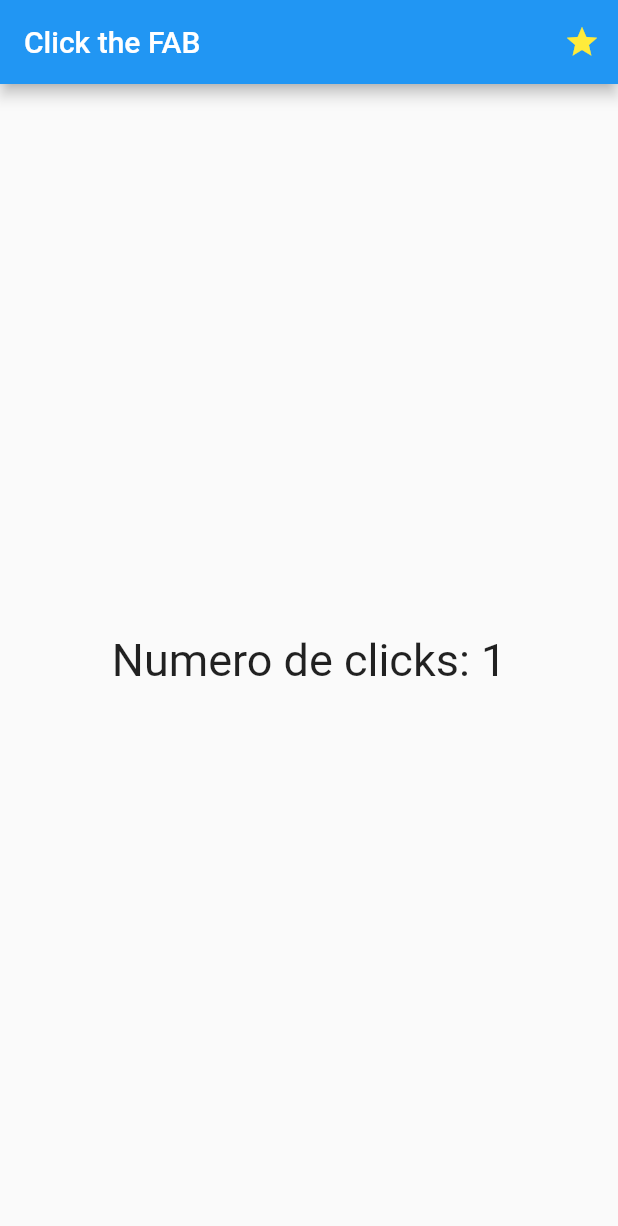
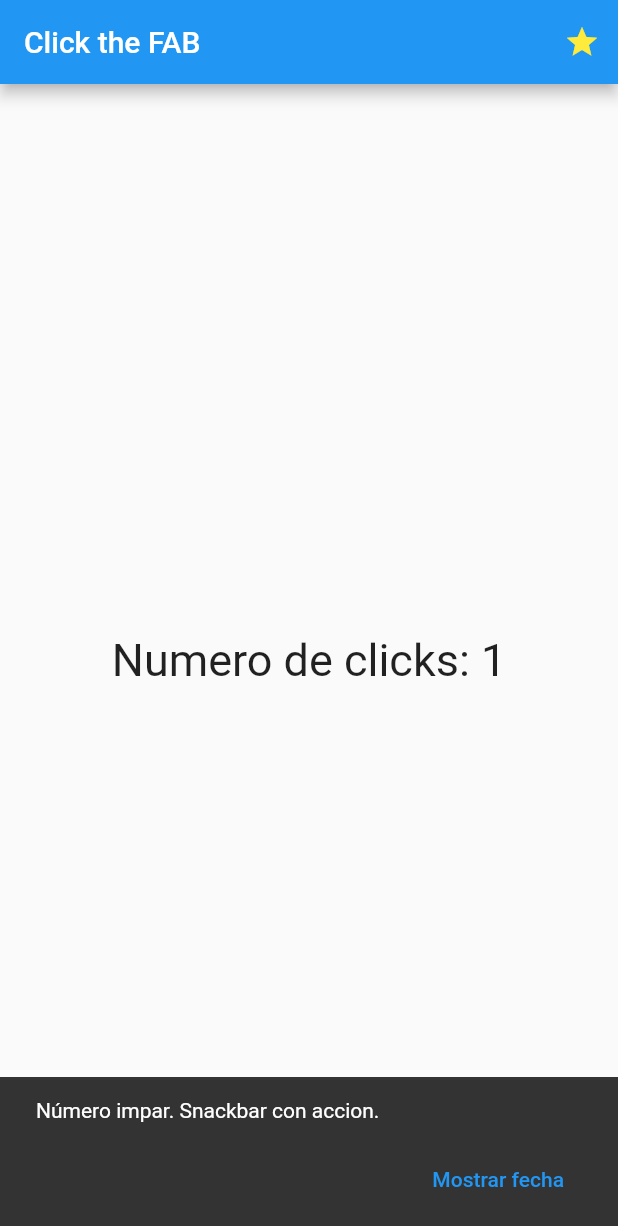
Before and after one commit to PaulinaArvizu/tarea1p_conociendoLosScaffold, a Flutter app: the screen it shows after launch, after a tap on the "star" icon, on a phone screen of 412 x 824 dp. Shown: the top 1226 px of the screen. Run offline on Flutter 3.47's test engine with Material 2 defaults, Android fonts, the phone set to English and light mode, and no system bars.

Commit message:
Mostrar snackbars y dialogo

```diff
--- a/lib/main.dart
+++ b/lib/main.dart
@@ -24,10 +24,12 @@ class HomePage extends StatefulWidget {
 class _HomePageState extends State<HomePage> {
   bool _colored = false;
   int _clicks = 0;
+  var _scaffoldKey = GlobalKey<ScaffoldState>();
 
   @override
   Widget build(BuildContext context) {
     return Scaffold(
+      key: _scaffoldKey,
       appBar: AppBar(
         title: Text('Click the FAB'),
         actions: [
@@ -37,6 +39,51 @@ class _HomePageState extends State<HomePage> {
               setState(() {
                 _colored = !_colored;
                 _clicks++;
+                if (_clicks % 2 == 0) {
+                  //snackbar sin accion
+                  _scaffoldKey.currentState
+                    ..hideCurrentSnackBar() //ocultar snackbar anterior
+                    ..showSnackBar(
+                      //muestra snackbar
+                      SnackBar(
+                        content: Text("Número par. Snackbar sin accion."),
+                        duration: Duration(milliseconds: 2000),
+                      ),
+                    );
+                } else {
+                  //snackbar con accion
+                  _scaffoldKey.currentState
+                    ..hideCurrentSnackBar() //ocultar snackbar anterior
+                    ..showSnackBar(
+                      //muestra snackbar
+                      SnackBar(
+                        content: Text("Número impar. Snackbar con accion."),
+                        duration: Duration(milliseconds: 2000),
+                        action: SnackBarAction(
+                          label: 'Mostrar fecha',
+                          onPressed: () {
+                            showDialog(
+                              context: context,
+                              builder: (_) {
+                                return AlertDialog(
+                                  title: Text("Fecha"),
+                                  content: Text(new DateTime.now().toString()),
+                                  actions: <Widget>[
+                                    FlatButton(
+                                      onPressed: () {
+                                        Navigator.of(context).pop();
+                                      },
+                                      child: Text("Aceptar"),
+                                    ),
+                                  ],
+                                );
+                              },
+                            );
+                          },
+                        ),
+                      ),
+                    );
+                }
               });
             },
             color: _colored ? Colors.yellow : Colors.white,
@@ -45,7 +92,7 @@ class _HomePageState extends State<HomePage> {
       ),
       body: Center(
         child: Column(
-          mainAxisAlignment: MainAxisAlignment.center,
+          mainAxisSize: MainAxisSize.min,
           children: <Widget>[
             Text(
               'Numero de clicks: $_clicks',
```
